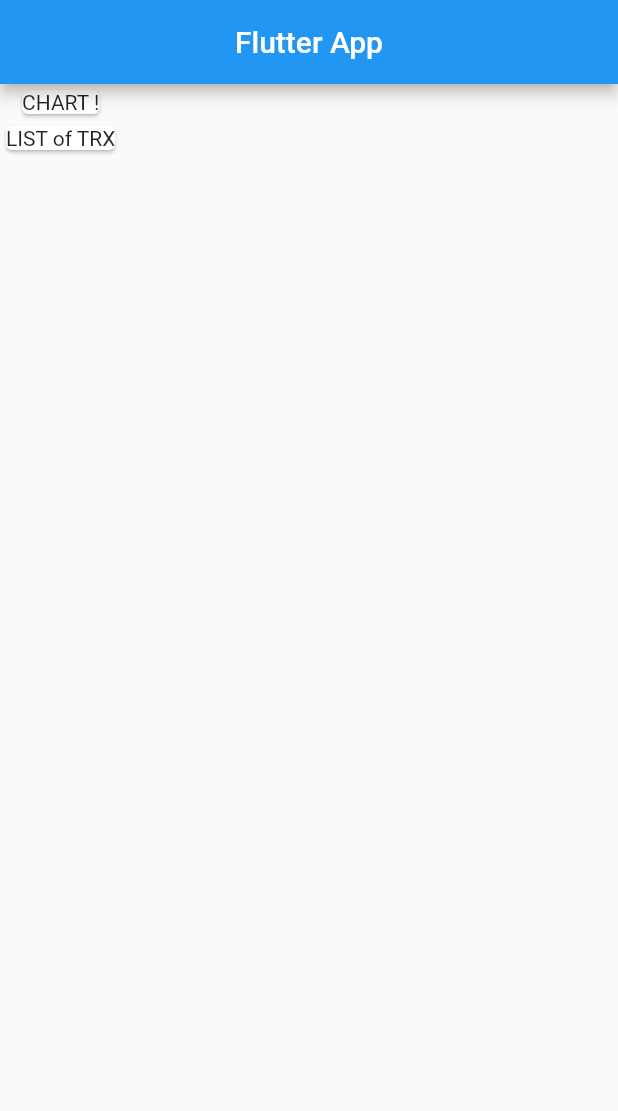
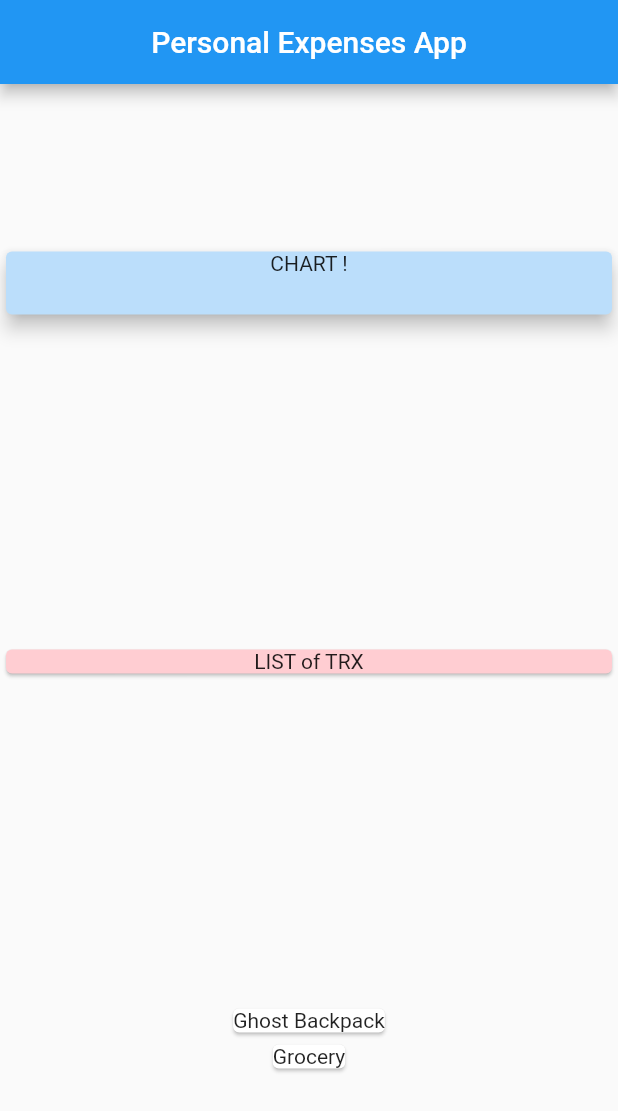
Before and after one commit to sh5800/Flutter-Personal-Expenses-App, a Flutter app: the screen it shows after launch, on a phone screen of 412 x 824 dp. Shown: the top 1111 px of the screen. Run offline on Flutter 3.47's test engine with Material 2 defaults, Android fonts, the phone set to English and light mode, and no system bars.

```diff
--- a/lib/main.dart
+++ b/lib/main.dart
@@ -1,4 +1,5 @@
 import 'package:flutter/material.dart';
+import './transaction.dart';
 
 void main() => runApp(MyApp());
 
@@ -7,28 +8,72 @@ class MyApp extends StatelessWidget {
   Widget build(BuildContext context) {
     return MaterialApp(
       debugShowCheckedModeBanner: false,
-
-      title: 'Flutter App',
+      title: 'Personal Expenses App',
+      // theme: ThemeData(
+      //   primaryColor: Color(0xFF79DAE8)
+      // ),
       home: MyHomePage(),
     );
   }
 }
 
 class MyHomePage extends StatelessWidget {
+  final List<Transaction> transactions = [
+    Transaction(
+      id: 'Item 1',
+      title: 'Ghost Backpack',
+      amount: 3400,
+      date: DateTime.now(),
+    ),
+    Transaction(
+      id: 'Item 2',
+      title: 'Grocery',
+      amount: 3400,
+      date: DateTime.now(),
+    ),
+  ];
+
   @override
   Widget build(BuildContext context) {
     return Scaffold(
       appBar: AppBar(
+
         centerTitle: true,
-        title: Text('Flutter App'),
+        title: Text('Personal Expenses App'),
       ),
       body: Column(
+        mainAxisAlignment: MainAxisAlignment.spaceAround,
+        crossAxisAlignment: CrossAxisAlignment.stretch,
         children: [
-          Card(
-            child: Text('CHART !'),
+          Container(
+            width: double.infinity,
+            height: 50,
+            child: Card(
+              color: Colors.blue.shade100,
+              child: Text(
+                'CHART !',
+                textAlign: TextAlign.center,
+              ),
+              elevation: 5,
+            ),
           ),
-          Card(
-            child: Text('LIST of TRX'),
+          Container(
+            // width: double.infinity,
+            // height: 50,
+            child: Card(
+              color: Colors.red.shade100,
+              child: Text(
+                'LIST of TRX',
+                textAlign: TextAlign.center,
+              ),
+            ),
+          ),
+          Column(
+            children: transactions.map((tx) {
+              return Card(
+                child: Text(tx.title.toString()),
+              );
+            }).toList(),
           ),
         ],
       ),
--- /dev/null
+++ b/lib/transaction.dart
@@ -0,0 +1,15 @@
+import 'package:flutter/foundation.dart';
+
+class Transaction {
+  final String? id;
+  final String? title;
+  final double? amount;
+  final DateTime? date;
+
+  Transaction({
+    required this.id,
+    required this.title,
+    required this.amount,
+    required this.date
+    });
+}
```
Also changed, not shown: 1 other file.
